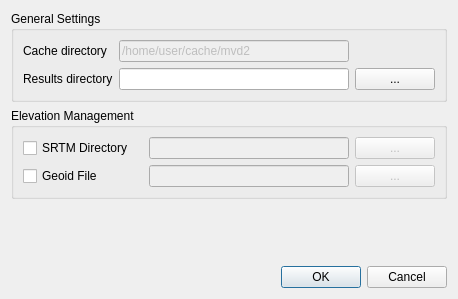
Qt form Code/Application/Monteverdi2/mvdPreferencesDialog.ui (orfeotoolbox/OTB) before a commit.
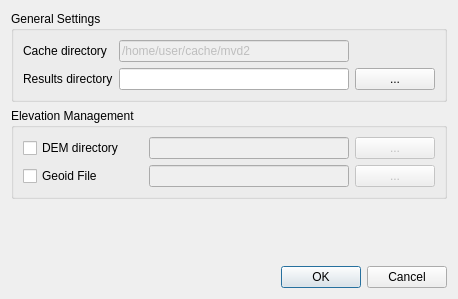
The same form after that commit.

Commit message: ENH: replace SRTM by DEM in gui

Diff of the .ui file:
```diff
--- a/Code/Application/Monteverdi2/mvdPreferencesDialog.ui
+++ b/Code/Application/Monteverdi2/mvdPreferencesDialog.ui
@@ -227,7 +227,7 @@
            </sizepolicy>
           </property>
           <property name="text">
-           <string>SRTM Directory</string>
+           <string>DEM directory</string>
           </property>
          </widget>
         </item>
```
The commit also changes 1 other file.
